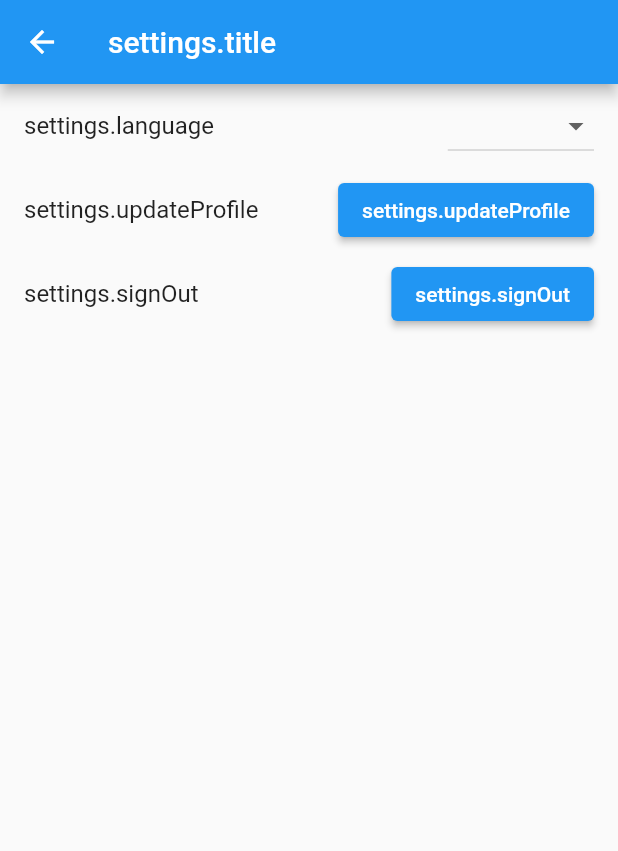
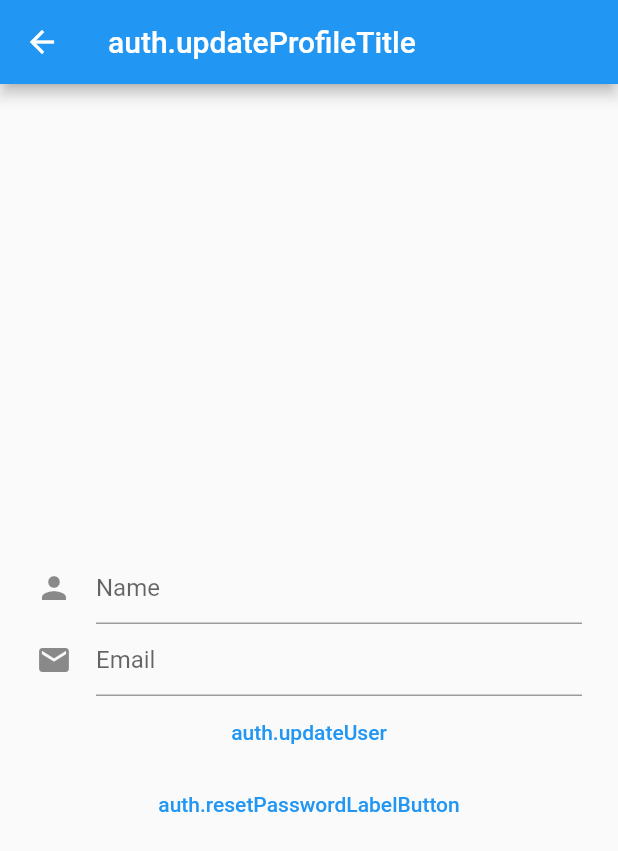
Before and after one commit to sbs-app/mobile-app, a Flutter app: the SettingsUI screen opened directly, after a tap on "settings.updateProfile", on a phone screen of 412 x 824 dp. Shown: the top 851 px of the screen. Run offline on Flutter 3.47's test engine with Material 2 defaults, Android fonts, the phone set to English and light mode, and no system bars; our stand-ins replace cloud_firestore, firebase_auth, firebase_core, firebase_storage, get, get_storage and 1 more; accounts and stored records are empty; network calls fail.

Commit message:
Add update user and reset password

```diff
--- a/lib/constants/app_routes.dart
+++ b/lib/constants/app_routes.dart
@@ -9,7 +9,7 @@ class AppRoutes {
     GetPage(name: '/signup', page: () => const SignUpUI()),
     GetPage(name: '/home', page: () => const HomeUI()),
     GetPage(name: '/settings', page: () => const SettingsUI()),
-    // GetPage(name: '/reset-password', page: () => ResetPasswordUI()),
-    // GetPage(name: '/update-profile', page: () => UpdateProfileUI()),
+    GetPage(name: '/reset-password', page: () => ResetPasswordUI()),
+    GetPage(name: '/update-profile', page: () => UpdateProfileUI()),
   ];
 }
--- a/lib/ui/auth/auth.dart
+++ b/lib/ui/auth/auth.dart
@@ -1,2 +1,4 @@
 export 'login.dart';
 export 'signup.dart';
+export 'update_profile.dart';
+export 'reset_password.dart';
--- /dev/null
+++ b/lib/ui/auth/update_profile.dart
@@ -0,0 +1,123 @@
+import 'package:flutter/material.dart';
+import 'package:flutter/services.dart';
+import 'package:get/get.dart';
+import 'package:studentapp/models/models.dart';
+import 'package:studentapp/helpers/helpers.dart';
+import 'package:studentapp/controllers/controllers.dart';
+import 'package:studentapp/ui/auth/auth.dart';
+
+class UpdateProfileUI extends StatelessWidget {
+  UpdateProfileUI({super.key});
+
+  final AuthController authController = AuthController.to;
+  final GlobalKey<FormState> _formKey = GlobalKey<FormState>();
+
+  @override
+  Widget build(BuildContext context) {
+    authController.nameController.text =
+        authController.firestoreUser.value!.name;
+    authController.emailController.text =
+        authController.firestoreUser.value!.email;
+    return Scaffold(
+      appBar: AppBar(title: Text('auth.updateProfileTitle'.tr)),
+      body: Form(
+        key: _formKey,
+        child: Padding(
+          padding: const EdgeInsets.symmetric(horizontal: 24.0),
+          child: Center(
+            child: SingleChildScrollView(
+              child: Column(
+                mainAxisAlignment: MainAxisAlignment.center,
+                crossAxisAlignment: CrossAxisAlignment.stretch,
+                children: <Widget>[
+                  const SizedBox(height: 48.0),
+                  TextFormField(
+                    controller: authController.nameController,
+                    decoration: const InputDecoration(
+                        icon: Icon(Icons.person), hintText: 'Name'),
+                    validator: Validator().name,
+                    onSaved: (value) =>
+                        authController.nameController.text = value!,
+                  ),
+                  // FormVerticalSpace(),
+                  TextFormField(
+                    controller: authController.emailController,
+                    decoration: const InputDecoration(
+                        icon: Icon(Icons.email), hintText: "Email"),
+                    validator: Validator().email,
+                    keyboardType: TextInputType.emailAddress,
+                    onSaved: (value) =>
+                        authController.emailController.text = value!,
+                  ),
+                  // FormVerticalSpace(),
+                  TextButton(
+                      child: Text('auth.updateUser'.tr),
+                      onPressed: () async {
+                        if (_formKey.currentState!.validate()) {
+                          SystemChannels.textInput
+                              .invokeMethod('TextInput.hide');
+                          UserModel updatedUser = UserModel(
+                              uid: authController.firestoreUser.value!.uid,
+                              name: authController.nameController.text,
+                              email: authController.emailController.text,
+                              type: userTypes[0], // student
+                              photoUrl:
+                                  authController.firestoreUser.value!.photoUrl);
+                          _updateUserConfirm(context, updatedUser,
+                              authController.firestoreUser.value!.email);
+                        }
+                      }),
+                  // FormVerticalSpace(),
+                  TextButton(
+                    child: Text('auth.resetPasswordLabelButton'.tr),
+                    onPressed: () => Get.to(ResetPasswordUI()),
+                  ),
+                ],
+              ),
+            ),
+          ),
+        ),
+      ),
+    );
+  }
+
+  Future<void> _updateUserConfirm(
+      BuildContext context, UserModel updatedUser, String oldEmail) async {
+    final AuthController authController = AuthController.to;
+    final TextEditingController password = TextEditingController();
+    return Get.dialog(
+      AlertDialog(
+        shape: const RoundedRectangleBorder(
+            borderRadius: BorderRadius.all(Radius.circular(8.0))),
+        title: Text(
+          'auth.enterPassword'.tr,
+        ),
+        content: TextFormField(
+          controller: password,
+          decoration: const InputDecoration(
+              icon: Icon(Icons.lock), hintText: "Password"),
+          validator: Validator().password,
+          obscureText: true,
+          onSaved: (value) => password.text = value!,
+          maxLines: 1,
+        ),
+        actions: <Widget>[
+          TextButton(
+            child: Text('auth.cancel'.tr.toUpperCase()),
+            onPressed: () {
+              Get.back();
+            },
+          ),
+          TextButton(
+            child: Text('auth.submit'.tr.toUpperCase()),
+            onPressed: () async {
+              Get.back();
+              await authController.updateUser(
+                  context, updatedUser, oldEmail, password.text);
+            },
+          )
+        ],
+      ),
+    );
+  }
+}
--- a/lib/ui/settings.dart
+++ b/lib/ui/settings.dart
@@ -3,6 +3,7 @@ import 'package:get/get.dart';
 import 'package:studentapp/controllers/controllers.dart';
 import 'package:studentapp/constants/constants.dart';
 import 'package:studentapp/ui/components/components.dart';
+import 'package:studentapp/ui/auth/auth.dart';
 
 class SettingsUI extends StatelessWidget {
   const SettingsUI({super.key});
@@ -29,7 +30,7 @@ class SettingsUI extends StatelessWidget {
             title: Text('settings.updateProfile'.tr),
             trailing: ElevatedButton(
               onPressed: () async {
-                // Get.to(UpdateProfileUI());
+                Get.to(UpdateProfileUI());
               },
               child: Text(
                 'settings.updateProfile'.tr,
```
Also changed, not shown: lib/ui/auth/reset_password.dart (added, +72 -0 lines).
